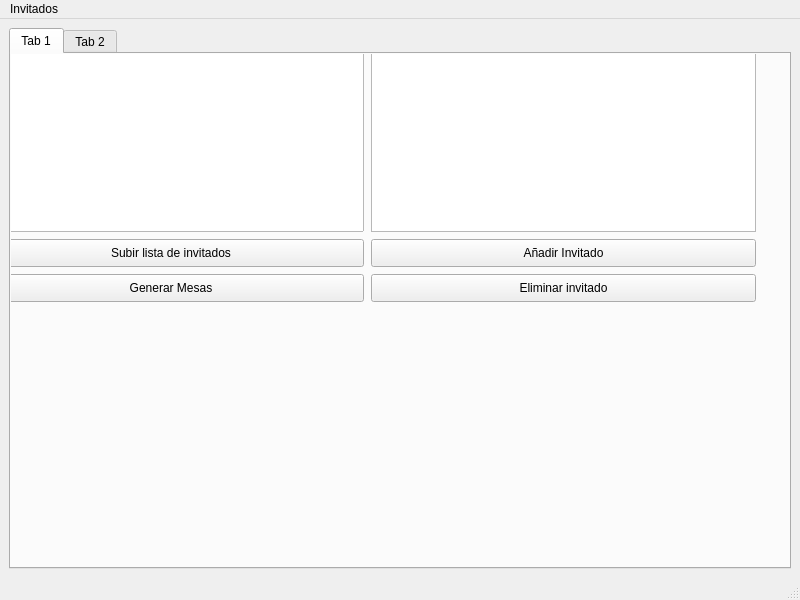
HugoRomeroMorales/Gestor-de-eventos, file GestorDeEventos.ui: the form before one commit.
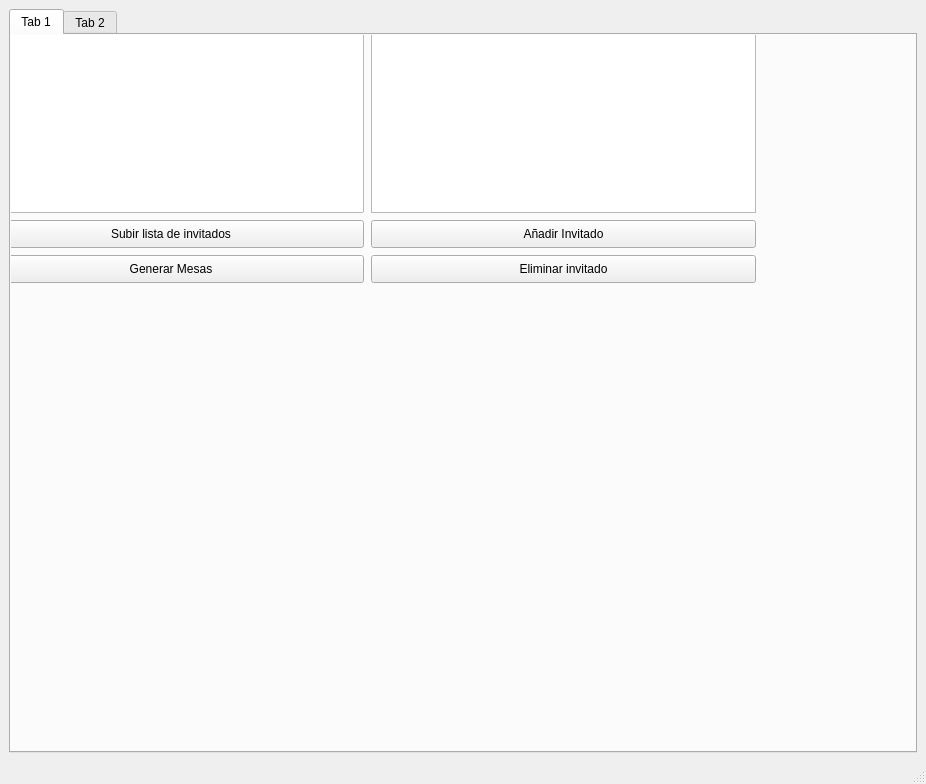
The form after the commit.

```diff
--- a/GestorDeEventos.ui
+++ b/GestorDeEventos.ui
@@ -6,8 +6,8 @@
    <rect>
     <x>0</x>
     <y>0</y>
-    <width>800</width>
-    <height>600</height>
+    <width>926</width>
+    <height>784</height>
    </rect>
   </property>
   <property name="windowTitle">
@@ -107,22 +107,6 @@
    </layout>
   </widget>
   <widget class="QStatusBar" name="statusbar"/>
-  <widget class="QMenuBar" name="menubar">
-   <property name="geometry">
-    <rect>
-     <x>0</x>
-     <y>0</y>
-     <width>800</width>
-     <height>26</height>
-    </rect>
-   </property>
-   <widget class="QMenu" name="menuInvitados">
-    <property name="title">
-     <string>Invitados</string>
-    </property>
-   </widget>
-   <addaction name="menuInvitados"/>
-  </widget>
  </widget>
  <resources>
   <include location="ReourcesGE.qrc"/>
```
